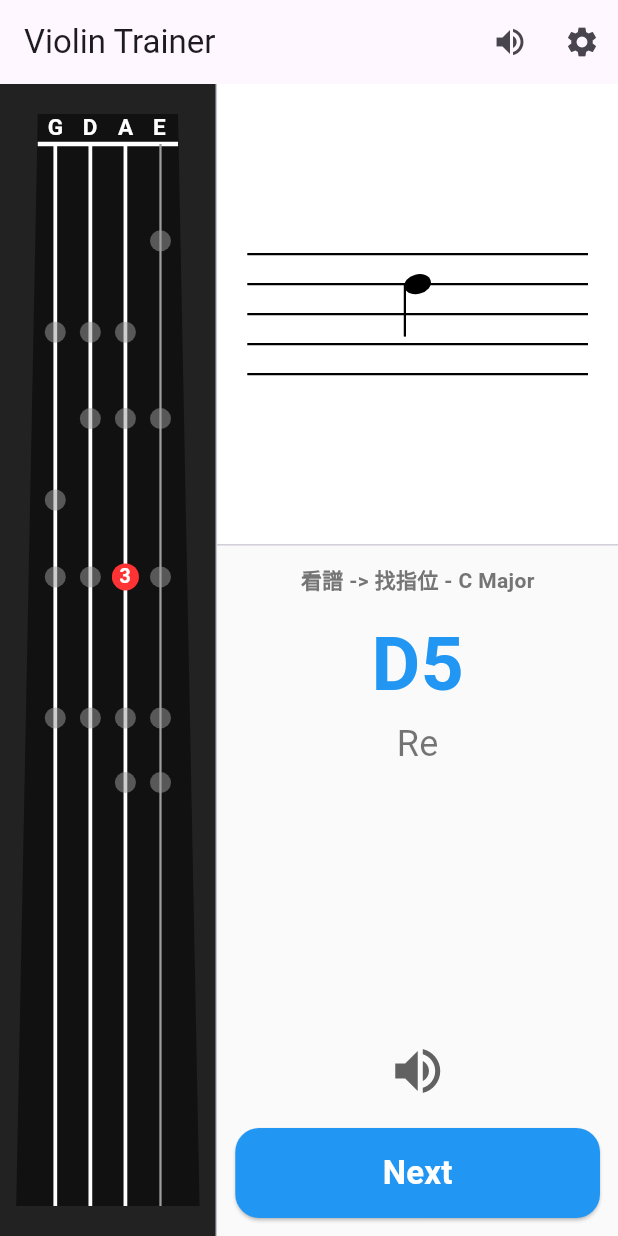
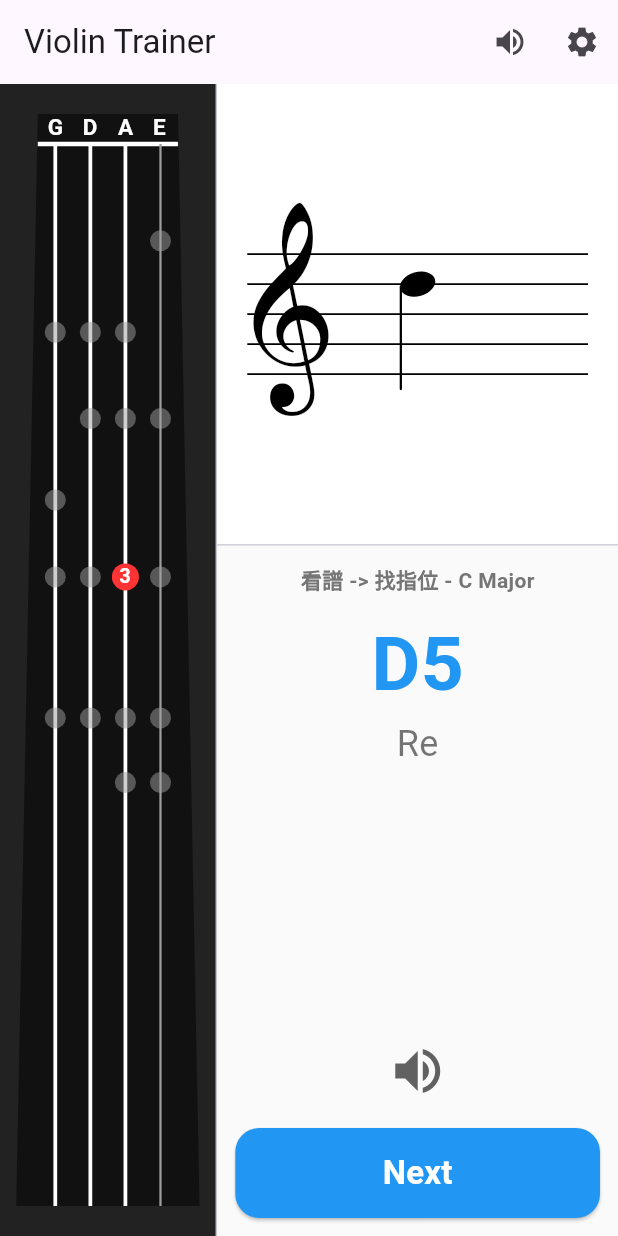
Before and after one commit to Wilson-TKU/violin_pitch_trainer, a Flutter app: the screen it shows after launch, after a tap on "Answer", on a phone screen of 412 x 824 dp. Run offline on Flutter 3.47's test engine with Material 3 defaults, Android fonts, the phone set to English and light mode, and no system bars; our stand-ins replace audioplayers, shared_preferences.

Commit message:
feat: UX add Treble Clef

```diff
--- a/lib/widgets/painters.dart
+++ b/lib/widgets/painters.dart
@@ -3,7 +3,20 @@ import 'package:flutter/material.dart';
 import '../models/note.dart';
 import '../utils/violin_logic.dart';
 
-// --- 迷你調號繪圖器 (維持穩定版) ---
+// =====================================================================
+// [重要配置] 定義音樂符號字型優先順序
+// 這能確保在不同平台上，系統會優先選用專業的音樂符號字型進行渲染，
+// 而不是使用醜醜的系統預設文字字型。
+// =====================================================================
+const List<String> musicFontFallbacks = [
+  'Bravura', // 專業樂譜軟體標準字型 (如果使用者有安裝)
+  'Apple Symbols', // macOS/iOS 內建高品質符號
+  'Segoe UI Symbol', // Windows 內建符號
+  'Noto Music', // Android/Linux 常見音樂字型
+  'Symbola', // 通用符號字型
+];
+
+// --- 迷你調號繪圖器 (維持原本邏輯，但套用新字型以求統一) ---
 class KeySignaturePainter extends CustomPainter {
   final int accidentals;
   KeySignaturePainter({required this.accidentals});
@@ -25,7 +38,8 @@ class KeySignaturePainter extends CustomPainter {
 
     bool isSharp = accidentals > 0;
     int count = accidentals.abs();
-    String symbol = isSharp ? "♯" : "♭";
+    // 使用標準音樂 Unicode 符號
+    String symbol = isSharp ? "\u266F" : "\u266D";
 
     List<int> sharpIndices = [8, 5, 9, 6, 3, 7, 4];
     List<int> flatIndices = [4, 7, 3, 6, 2, 5, 1];
@@ -41,9 +55,10 @@ class KeySignaturePainter extends CustomPainter {
       TextSpan span = TextSpan(
         style: const TextStyle(
           color: Colors.black,
-          fontSize: 13,
-          fontWeight: FontWeight.bold,
+          fontSize: 14, // 稍微調整大小
+          fontWeight: FontWeight.normal, // 專業樂譜符號不需粗體
           height: 1.0,
+          fontFamilyFallback: musicFontFallbacks, // [套用新字型]
         ),
         text: symbol,
       );
@@ -52,7 +67,8 @@ class KeySignaturePainter extends CustomPainter {
         textDirection: TextDirection.ltr,
       );
       tp.layout();
-      tp.paint(canvas, Offset(startX + i * 7.0, y - tp.height / 1.7));
+      // 精準垂直置中
+      tp.paint(canvas, Offset(startX + i * 7.0, y - tp.height / 2));
     }
   }
 
@@ -60,12 +76,17 @@ class KeySignaturePainter extends CustomPainter {
   bool shouldRepaint(covariant CustomPainter oldDelegate) => false;
 }
 
-// --- 五線譜繪圖器 (維持穩定版) ---
+// --- 五線譜繪圖器 (高音譜號與升降記號精準化) ---
 class StaffPainter extends CustomPainter {
   final int? noteIndex;
   final MusicalKey keySignature;
+  final bool isTargetOpenString;
 
-  StaffPainter({this.noteIndex, required this.keySignature});
+  StaffPainter({
+    this.noteIndex,
+    required this.keySignature,
+    this.isTargetOpenString = false,
+  });
 
   @override
   void paint(Canvas canvas, Size size) {
@@ -73,19 +94,63 @@ class StaffPainter extends CustomPainter {
     final double centerY = size.height / 2;
     final Paint linePaint = Paint()
       ..color = Colors.black
-      ..strokeWidth = 1.5;
+      ..strokeWidth = 1.3; // 稍微加粗一點點線條，更有質感
     final Paint notePaint = Paint()
       ..color = Colors.black
       ..style = PaintingStyle.fill;
 
     final double spaceHeight = 10.0;
+    const double staffLeftPadding = 20.0;
 
+    // 1. 畫五條線
     for (int i = 0; i < 5; i++) {
       double y = centerY + (2 - i) * spaceHeight * 2;
-      canvas.drawLine(Offset(20, y), Offset(size.width - 20, y), linePaint);
+      canvas.drawLine(
+        Offset(staffLeftPadding, y),
+        Offset(size.width - 20, y),
+        linePaint,
+      );
     }
 
+    // ============================================================
+    // 2. 畫高音譜記號 (G-Clef) - 精準定位版
+    // ============================================================
+    // 大小相對於五線譜間距設定，約跨越 8 個間距
+    final double clefFontSize = spaceHeight * 8.2;
+    const double clefLeftOffset = 20.0;
+
+    TextPainter clefPainter = TextPainter(
+      text: TextSpan(
+        text: '\u{1D11E}', // G-Clef Unicode
+        style: TextStyle(
+          fontSize: clefFontSize,
+          color: Colors.black,
+          height: 1.0,
+          fontFamilyFallback: musicFontFallbacks, // [套用新字型]
+        ),
+      ),
+      textDirection: TextDirection.ltr,
+    );
+    clefPainter.layout();
+
+    // G線的 Y 座標 (從下數上來第二條線)
+    double gLineY = centerY + spaceHeight;
+
+    // [精準定位邏輯]
+    // 1. 先將圖形垂直中心對齊 G 線 (gLineY - clefPainter.height / 2)
+    // 2. 大多數音樂字型的基線設計偏高，需要一個微小的向下修正偏移量。
+    //    經過測試，約 0.25 個 spaceHeight 的偏移量能讓螺旋中心完美對齊 G 線。
+    double clefCorrectionOffset = spaceHeight * 0.25;
+    double clefY = gLineY - (clefPainter.height / 2) + clefCorrectionOffset;
+
+    clefPainter.paint(canvas, Offset(clefLeftOffset, clefY));
+
+    // ============================================================
+    // 3. 畫調號 (升降記號) - 標準化大小與位置
+    // ============================================================
+    double keySignatureStartX = clefLeftOffset + clefPainter.width + 5.0;
     int accCount = keySignature.accidentals;
+    if (accCount != 0) {
       bool isSharp = accCount > 0;
       int count = accCount.abs();
 
@@ -93,47 +158,37 @@ class StaffPainter extends CustomPainter {
       List<int> flatIndices = [4, 7, 3, 6, 2, 5, 1];
 
       List<int> indicesToDraw = isSharp ? sharpIndices : flatIndices;
-    String symbol = isSharp ? "♯" : "♭";
+      String symbol = isSharp ? "\u266F" : "\u266D";
+
+      // 標準間距：符號寬度 + 一點空隙
+      double accSpacing = spaceHeight * 1.4;
 
       for (int i = 0; i < count; i++) {
         if (i >= indicesToDraw.length) break;
         int idx = indicesToDraw[i];
-      double y = centerY + 2 * spaceHeight * 2 - (idx * spaceHeight);
-      _drawAccidental(canvas, Offset(40.0 + i * 18, y), spaceHeight, symbol);
+        // 計算目標線或間的中心 Y 座標
+        double targetY = centerY + 2 * spaceHeight * 2 - (idx * spaceHeight);
+        _drawAccidental(
+          canvas,
+          Offset(keySignatureStartX + i * accSpacing, targetY),
+          spaceHeight,
+          symbol,
+        );
+      }
     }
 
+    // 4. 畫目標音符 (維持不變)
     if (noteIndex != null) {
       double baseLineY = centerY + 2 * spaceHeight * 2;
       double noteY = baseLineY - (noteIndex! * spaceHeight);
 
-      double noteWidth = 18.0;
-      double noteHeight = 13.0;
-
-      bool stemDown = noteIndex! >= 4;
-      double stemLength = spaceHeight * 3.5;
-      double stemXOffset = (noteWidth / 2) - 0.5;
-
-      Paint stemPaint = Paint()
-        ..color = Colors.black
-        ..strokeWidth = 1.5;
-
-      if (stemDown) {
-        canvas.drawLine(
-          Offset(centerX - stemXOffset, noteY),
-          Offset(centerX - stemXOffset, noteY + stemLength),
-          stemPaint,
-        );
-      } else {
-        canvas.drawLine(
-          Offset(centerX + stemXOffset, noteY),
-          Offset(centerX + stemXOffset, noteY - stemLength),
-          stemPaint,
-        );
-      }
+      // --- 符頭 ---
+      double noteWidth = spaceHeight * 2.4;
+      double noteHeight = spaceHeight * 1.6;
 
       canvas.save();
       canvas.translate(centerX, noteY);
-      canvas.rotate(-0.25);
+      canvas.rotate(-0.28); // 稍微調整傾斜角度，更貼近參考圖
       canvas.drawOval(
         Rect.fromCenter(
           center: Offset.zero,
@@ -144,12 +199,50 @@ class StaffPainter extends CustomPainter {
       );
       canvas.restore();
 
+      // --- 空弦外圈 ---
+      if (isTargetOpenString) {
+        canvas.drawCircle(
+          Offset(centerX, noteY),
+          spaceHeight * 1.6,
+          Paint()
+            ..color = Colors.blueAccent
+            ..style = PaintingStyle.stroke
+            ..strokeWidth = 2.0,
+        );
+      }
+
+      // --- 符桿 ---
+      bool stemDown = noteIndex! >= 4;
+      double stemLength = spaceHeight * 7.0;
+      // 微調符桿與符頭的接觸點
+      double stemXOffset = (noteWidth / 2) - 0.8;
+
+      Paint stemPaint = Paint()
+        ..color = Colors.black
+        ..strokeWidth = 1.5
+        ..strokeCap = StrokeCap.round; // 圓角端點更好看
+
+      if (stemDown) {
+        canvas.drawLine(
+          Offset(centerX - stemXOffset, noteY + noteHeight * 0.1), // 稍微插入符頭一點
+          Offset(centerX - stemXOffset, noteY + stemLength),
+          stemPaint,
+        );
+      } else {
+        canvas.drawLine(
+          Offset(centerX + stemXOffset, noteY - noteHeight * 0.1),
+          Offset(centerX + stemXOffset, noteY - stemLength),
+          stemPaint,
+        );
+      }
+
+      // --- 加線 ---
       if (noteIndex! < -1) {
         for (int i = -2; i >= noteIndex!; i -= 2) {
           double lineY = baseLineY - (i * spaceHeight);
           canvas.drawLine(
-            Offset(centerX - 16, lineY),
-            Offset(centerX + 16, lineY),
+            Offset(centerX - 18, lineY),
+            Offset(centerX + 18, lineY),
             linePaint,
           );
         }
@@ -158,8 +251,8 @@ class StaffPainter extends CustomPainter {
         for (int i = 10; i <= noteIndex!; i += 2) {
           double lineY = baseLineY - (i * spaceHeight);
           canvas.drawLine(
-            Offset(centerX - 16, lineY),
-            Offset(centerX + 16, lineY),
+            Offset(centerX - 18, lineY),
+            Offset(centerX + 18, lineY),
             linePaint,
           );
         }
@@ -167,25 +260,46 @@ class StaffPainter extends CustomPainter {
     }
   }
 
-  void _drawAccidental(Canvas canvas, Offset pos, double scale, String text) {
+  // 輔助函式：繪製精準對齊的升降記號
+  void _drawAccidental(
+    Canvas canvas,
+    Offset targetCenterPos,
+    double spaceHeight,
+    String text,
+  ) {
     TextSpan span = TextSpan(
       style: TextStyle(
         color: Colors.black,
-        fontSize: scale * 2.5,
-        fontWeight: FontWeight.bold,
+        // 大小標準化：約為五線譜間距的 3.3 倍
+        fontSize: spaceHeight * 3.3,
+        fontWeight: FontWeight.normal, // 不用粗體
+        height: 1.0,
+        fontFamilyFallback: musicFontFallbacks, // [套用新字型]
       ),
       text: text,
     );
     TextPainter tp = TextPainter(text: span, textDirection: TextDirection.ltr);
     tp.layout();
-    tp.paint(canvas, Offset(pos.dx, pos.dy - tp.height / 2.2));
+
+    // [精準定位邏輯]
+    // 將文字方塊的中心點，對齊目標座標的中心點
+    double drawX = targetCenterPos.dx;
+    double drawY = targetCenterPos.dy - (tp.height / 2);
+
+    // 微調：音樂字型的視覺中心有時不再物理中心，做極小的修正
+    // 降記號稍微往上一點點視覺上比較平衡
+    if (text == "\u266D") {
+      drawY -= spaceHeight * 0.05;
+    }
+
+    tp.paint(canvas, Offset(drawX, drawY));
   }
 
   @override
   bool shouldRepaint(covariant CustomPainter oldDelegate) => true;
 }
 
-// --- 指板繪圖器 (拿掉空弦的灰色與白色外圈) ---
+// --- 指板繪圖器 (維持不變) ---
 class ViolinFingerboardPainter extends CustomPainter {
   final ViolinNote? targetNote;
   final MusicalKey currentKey;
@@ -274,7 +388,6 @@ class ViolinFingerboardPainter extends CustomPainter {
         canvas.drawCircle(Offset(x, 8), 12, targetPaint);
       }
 
-      // 繪製弦名
       TextPainter(
           text: TextSpan(
             text: stringNames[stringIdx],
@@ -302,14 +415,16 @@ class ViolinFingerboardPainter extends CustomPainter {
 
         if (y > size.height - 5) continue;
 
-        // 畫背景圖鑑 (略過空弦 s == 0)
-        if (result.isInKey && s != 0) {
+        if (result.isInKey) {
+          if (s != 0) {
             canvas.drawCircle(Offset(x, y), 7, hintPaint);
           }
+        }
 
-        // 畫目標高亮 (略過空弦 s == 0)
-        if (isTargetString && s == targetSemitones && s != 0) {
+        if (isTargetString && s == targetSemitones) {
           int fingerNum = ViolinLogic.calcFingerNum(s, currentPosition);
+
+          if (s != 0) {
             canvas.drawCircle(Offset(x, y), 9, targetPaint);
             TextPainter(
                 text: TextSpan(
@@ -328,6 +443,7 @@ class ViolinFingerboardPainter extends CustomPainter {
         }
       }
     }
+  }
 
   @override
   bool shouldRepaint(covariant CustomPainter oldDelegate) => true;
```
Lines whose indentation alone changed are shown as unchanged.
